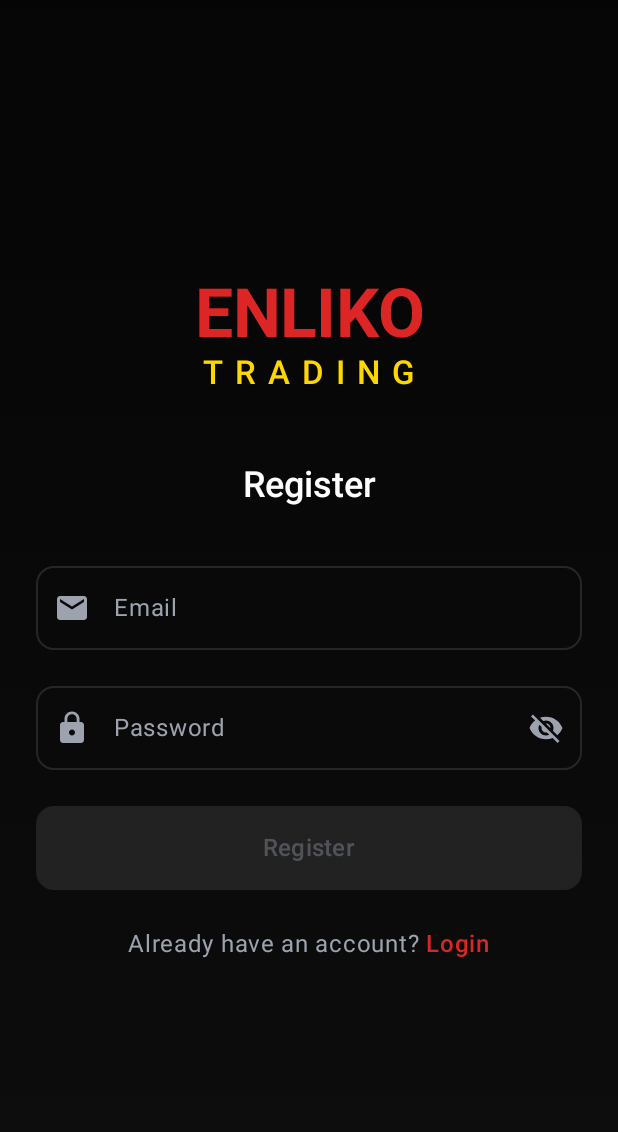
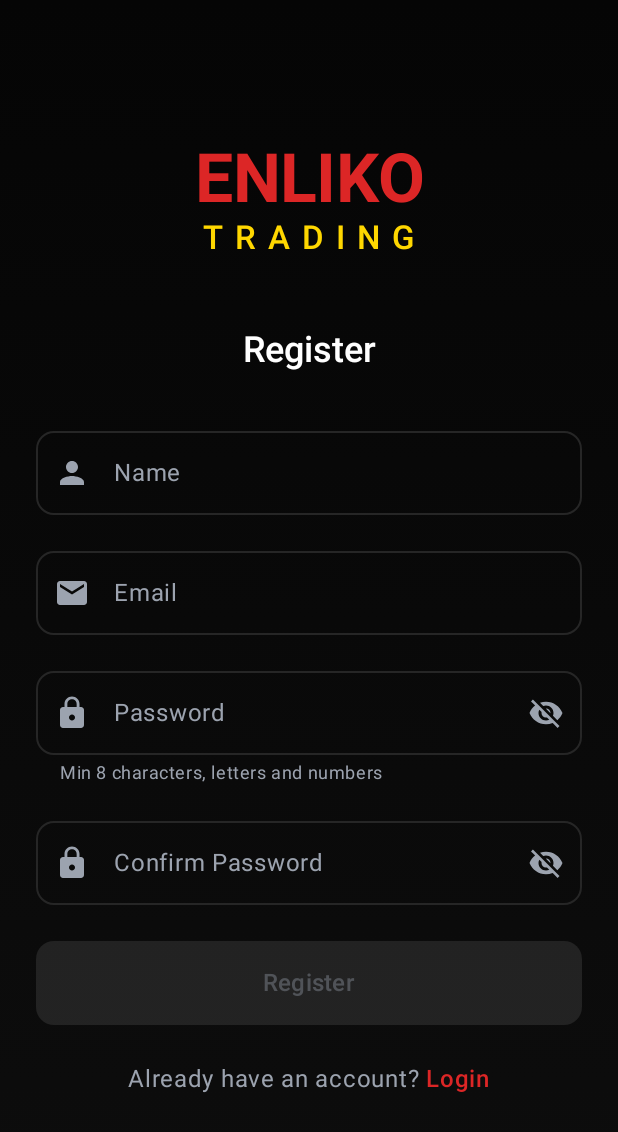
Before and after one commit to ElcaroNossam/elcarobybitbotv2, an Android app built with Jetpack Compose: the LoginScreen screen opened through its navigation route, after a tap on "Register", on a phone screen of 412 x 824 dp. Shown: the top 1132 px of the screen. Run offline under Robolectric (Android 15) with nearby library versions, the light colour scheme and no system bars; our stand-ins replace Dagger/Hilt's generated code.

Commit message:
feat(android): Add registration form with name, confirmPassword fields and validation
- LoginScreen: Added name field for registration mode
- LoginScreen: Added confirm password field with validation
- LoginScreen: Password requirements hint (min 8 chars, letters + numbers)
- LoginScreen: Show passwords don't match error
- Localization.kt: Added confirmPassword, name, passwordRequirements, passwordsDoNotMatch strings to all 15 languages

```diff
--- a/android/EnlikoTrading/app/src/main/java/io/enliko/trading/ui/screens/auth/LoginScreen.kt
+++ b/android/EnlikoTrading/app/src/main/java/io/enliko/trading/ui/screens/auth/LoginScreen.kt
@@ -11,6 +11,7 @@ import androidx.compose.foundation.verticalScroll
 import androidx.compose.material.icons.Icons
 import androidx.compose.material.icons.filled.Email
 import androidx.compose.material.icons.filled.Lock
+import androidx.compose.material.icons.filled.Person
 import androidx.compose.material.icons.filled.Visibility
 import androidx.compose.material.icons.filled.VisibilityOff
 import androidx.compose.material3.*
@@ -45,7 +46,10 @@ fun LoginScreen(
 
     var email by remember { mutableStateOf("") }
     var password by remember { mutableStateOf("") }
+    var confirmPassword by remember { mutableStateOf("") }
+    var name by remember { mutableStateOf("") }
     var passwordVisible by remember { mutableStateOf(false) }
+    var confirmPasswordVisible by remember { mutableStateOf(false) }
 
     LaunchedEffect(uiState.isSuccess) {
         if (uiState.isSuccess) {
@@ -101,6 +105,30 @@ fun LoginScreen(
 
             Spacer(modifier = Modifier.height(32.dp))
 
+            // Name field (only for registration)
+            if (isRegisterMode) {
+                OutlinedTextField(
+                    value = name,
+                    onValueChange = { name = it },
+                    label = { Text(strings.name) },
+                    leadingIcon = {
+                        Icon(Icons.Default.Person, contentDescription = null)
+                    },
+                    singleLine = true,
+                    keyboardOptions = KeyboardOptions(
+                        keyboardType = KeyboardType.Text,
+                        imeAction = ImeAction.Next
+                    ),
+                    keyboardActions = KeyboardActions(
+                        onNext = { focusManager.moveFocus(FocusDirection.Down) }
+                    ),
+                    modifier = Modifier.fillMaxWidth(),
+                    shape = RoundedCornerShape(12.dp)
+                )
+
+                Spacer(modifier = Modifier.height(16.dp))
+            }
+
             // Email field
             OutlinedTextField(
                 value = email,
@@ -147,21 +175,69 @@ fun LoginScreen(
                     PasswordVisualTransformation(),
                 keyboardOptions = KeyboardOptions(
                     keyboardType = KeyboardType.Password,
-                    imeAction = ImeAction.Done
+                    imeAction = if (isRegisterMode) ImeAction.Next else ImeAction.Done
                 ),
                 keyboardActions = KeyboardActions(
+                    onNext = { if (isRegisterMode) focusManager.moveFocus(FocusDirection.Down) },
                     onDone = {
-                        focusManager.clearFocus()
-                        if (isRegisterMode) {
-                            viewModel.register(email, password)
-                        } else {
+                        if (!isRegisterMode) {
+                            focusManager.clearFocus()
                             viewModel.login(email, password)
                         }
                     }
                 ),
                 modifier = Modifier.fillMaxWidth(),
-                shape = RoundedCornerShape(12.dp)
+                shape = RoundedCornerShape(12.dp),
+                supportingText = if (isRegisterMode) {
+                    { Text(strings.passwordRequirements) }
+                } else null
             )
+
+            // Confirm Password field (only for registration)
+            if (isRegisterMode) {
+                Spacer(modifier = Modifier.height(16.dp))
+
+                OutlinedTextField(
+                    value = confirmPassword,
+                    onValueChange = { confirmPassword = it },
+                    label = { Text(strings.confirmPassword) },
+                    leadingIcon = {
+                        Icon(Icons.Default.Lock, contentDescription = null)
+                    },
+                    trailingIcon = {
+                        IconButton(onClick = { confirmPasswordVisible = !confirmPasswordVisible }) {
+                            Icon(
+                                if (confirmPasswordVisible) Icons.Default.Visibility
+                                else Icons.Default.VisibilityOff,
+                                contentDescription = null
+                            )
+                        }
+                    },
+                    singleLine = true,
+                    visualTransformation = if (confirmPasswordVisible)
+                        VisualTransformation.None
+                    else
+                        PasswordVisualTransformation(),
+                    keyboardOptions = KeyboardOptions(
+                        keyboardType = KeyboardType.Password,
+                        imeAction = ImeAction.Done
+                    ),
+                    keyboardActions = KeyboardActions(
+                        onDone = {
+                            focusManager.clearFocus()
+                            if (password == confirmPassword) {
+                                viewModel.register(email, password, name.ifBlank { null })
+                            }
+                        }
+                    ),
+                    modifier = Modifier.fillMaxWidth(),
+                    shape = RoundedCornerShape(12.dp),
+                    isError = confirmPassword.isNotEmpty() && password != confirmPassword,
+                    supportingText = if (confirmPassword.isNotEmpty() && password != confirmPassword) {
+                        { Text(strings.passwordsDoNotMatch, color = MaterialTheme.colorScheme.error) }
+                    } else null
+                )
+            }
 
             if (!isRegisterMode) {
                 TextButton(
@@ -197,10 +273,14 @@ fun LoginScreen(
             }
 
             // Login/Register button
+            val canRegister = email.isNotBlank() && password.isNotBlank() &&
+                             password == confirmPassword && password.length >= 8
+            val canLogin = email.isNotBlank() && password.isNotBlank()
+
             Button(
                 onClick = {
                     if (isRegisterMode) {
-                        viewModel.register(email, password)
+                        viewModel.register(email, password, name.ifBlank { null })
                     } else {
                         viewModel.login(email, password)
                     }
@@ -208,7 +288,7 @@ fun LoginScreen(
                 modifier = Modifier
                     .fillMaxWidth()
                     .height(56.dp),
-                enabled = !uiState.isLoading && email.isNotBlank() && password.isNotBlank(),
+                enabled = !uiState.isLoading && (if (isRegisterMode) canRegister else canLogin),
                 shape = RoundedCornerShape(12.dp),
                 colors = ButtonDefaults.buttonColors(
                     containerColor = EnlikoPrimary
```
Also changed, not shown: android/EnlikoTrading/app/src/main/java/io/enliko/trading/util/Localization.kt (+64 -0 lines), 1 other file.
